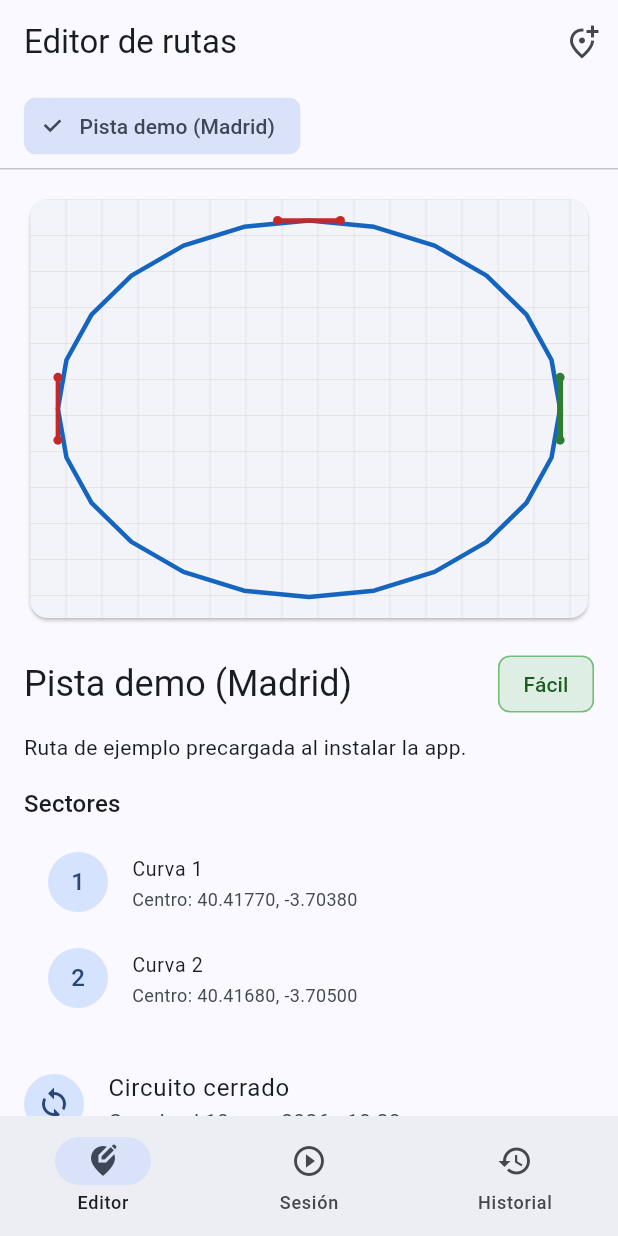
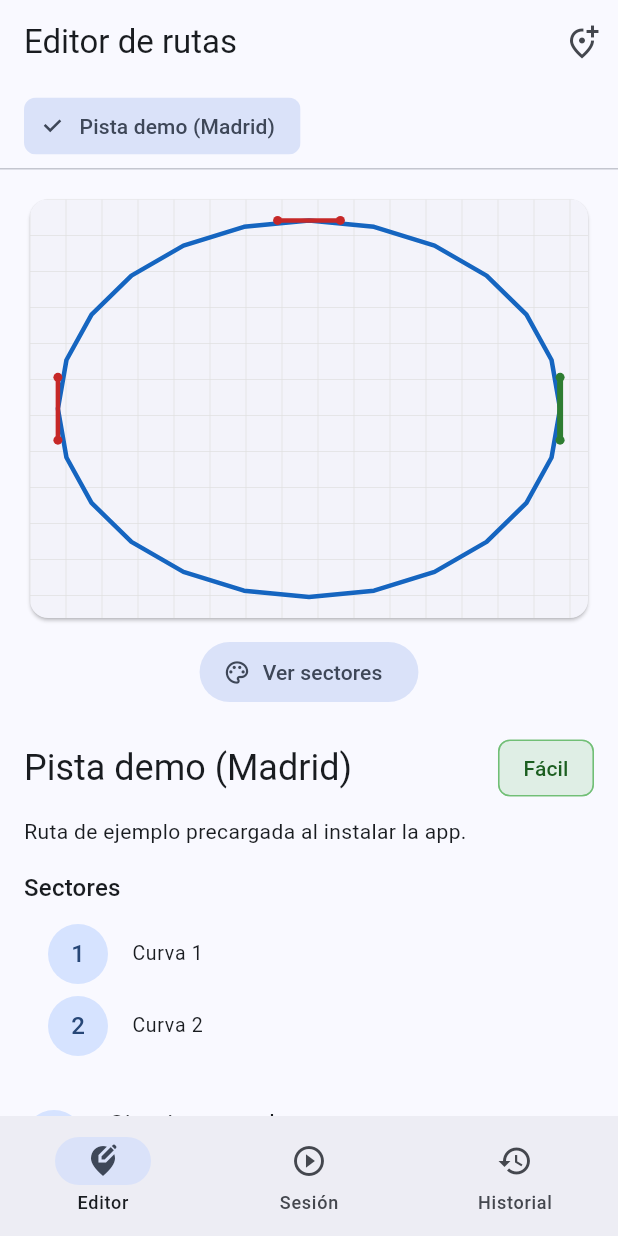
Before and after one commit to PabloMartinezIbanez/splitway, a Flutter app: the screen it shows after launch, on a phone screen of 412 x 824 dp. Run offline on Flutter 3.47's test engine with Material 3 defaults, Android fonts, the phone set to English and light mode, and no system bars; our stand-ins replace connectivity_plus, geolocator, go_router, google_sign_in, sqflite, supabase_flutter; missing offline and left inert: mapbox_maps_flutter; accounts and stored records are empty.

Commit message:
feat(editor): add sector toggle button in route detail and update drawing UI for 1-tap sectors
Co-Authored-By: Claude Sonnet 4.6 <noreply@anthropic.com>

```diff
--- a/movile_app/lib/src/features/editor/route_editor_screen.dart
+++ b/movile_app/lib/src/features/editor/route_editor_screen.dart
@@ -27,6 +27,9 @@ class RouteEditorScreen extends StatefulWidget {
 }
 
 class _RouteEditorScreenState extends State<RouteEditorScreen> {
+  bool _showSectors = false;
+  String? _lastSelectedId;
+
   @override
   void initState() {
     super.initState();
@@ -42,7 +45,14 @@ class _RouteEditorScreenState extends State<RouteEditorScreen> {
     super.dispose();
   }
 
-  void _onChange() => setState(() {});
+  void _onChange() {
+    final newId = widget.controller.selected?.id;
+    if (newId != _lastSelectedId) {
+      _showSectors = false;
+      _lastSelectedId = newId;
+    }
+    setState(() {});
+  }
 
   Future<void> _onCreateRoute() async {
     // Auth guard: require login before creating a new route.
@@ -150,6 +160,8 @@ class _RouteEditorScreenState extends State<RouteEditorScreen> {
                           route: ctrl.selected!,
                           config: widget.config,
                           onDelete: () => _confirmDelete(ctrl.selected!),
+                          showSectors: _showSectors,
+                          onToggleSectors: () => setState(() => _showSectors = !_showSectors),
                         ),
                       ),
                   ],
@@ -163,11 +175,15 @@ class _RouteDetail extends StatelessWidget {
     required this.route,
     required this.config,
     required this.onDelete,
+    required this.showSectors,
+    required this.onToggleSectors,
   });
 
   final RouteTemplate route;
   final AppConfig config;
   final VoidCallback onDelete;
+  final bool showSectors;
+  final VoidCallback onToggleSectors;
 
   @override
   Widget build(BuildContext context) {
@@ -182,9 +198,21 @@ class _RouteDetail extends StatelessWidget {
             child: SplitwayMap(
               useMapbox: config.hasMapbox,
               route: route,
+              showSectors: showSectors,
             ),
           ),
         ),
+        const SizedBox(height: 8),
+        if (route.sectors.isNotEmpty)
+          Center(
+            child: FilledButton.tonalIcon(
+              onPressed: onToggleSectors,
+              icon: Icon(
+                showSectors ? Icons.palette : Icons.palette_outlined,
+              ),
+              label: Text(showSectors ? 'Ocultar sectores' : 'Ver sectores'),
+            ),
+          ),
         const SizedBox(height: 16),
         Row(
           children: [
@@ -204,12 +232,11 @@ class _RouteDetail extends StatelessWidget {
         const SizedBox(height: 16),
         Text('Sectores', style: theme.textTheme.titleMedium),
         const SizedBox(height: 8),
+        if (route.sectors.isEmpty)
+          Text('Sin sectores', style: theme.textTheme.bodyMedium),
         ...route.sectors.map((s) => ListTile(
               leading: CircleAvatar(child: Text('${s.order + 1}')),
               title: Text(s.label),
-              subtitle: Text(
-                'Centro: ${_fmt(s.gate.center.latitude)}, ${_fmt(s.gate.center.longitude)}',
-              ),
               dense: true,
             )),
         const SizedBox(height: 16),
@@ -231,7 +258,6 @@ class _RouteDetail extends StatelessWidget {
     );
   }
 
-  String _fmt(double v) => v.toStringAsFixed(5);
 }
 
 class _DrawingView extends StatelessWidget {
@@ -312,7 +338,7 @@ class _DrawingView extends StatelessWidget {
               useMapbox: config.hasMapbox,
               draftPath: controller.draftPath,
               draftWaypoints: controller.rawWaypoints,
-              draftSectorGates: controller.draftSectorGates,
+              draftSectorPoints: controller.draftSectorPoints,
               onTap: controller.handleMapTap,
             ),
           ),
@@ -396,7 +422,7 @@ class _DraftStatus extends StatelessWidget {
         const SizedBox(width: 8),
         _StatusChip(
           icon: Icons.flag_outlined,
-          label: '${controller.draftSectorGates.length} sectores',
+          label: '${controller.draftSectorPoints.length} sectores',
           ok: true,
           neutral: true,
         ),
```
